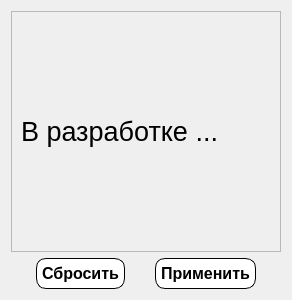
Before: the Qt Designer form Gui/Filters/Player/f_playerpayment.ui in MyEdit/Casino_Client, drawn with Qt 5.
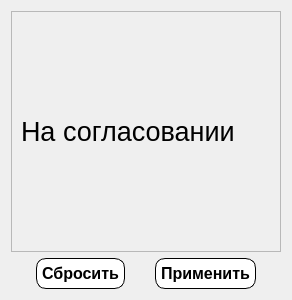
After: the same form once the commit is applied.

```diff
--- a/Gui/Filters/Player/f_playerpayment.ui
+++ b/Gui/Filters/Player/f_playerpayment.ui
@@ -38,7 +38,7 @@
           </font>
          </property>
          <property name="text">
-          <string>В разработке ...</string>
+          <string>На согласовании</string>
          </property>
         </widget>
        </item>
```
